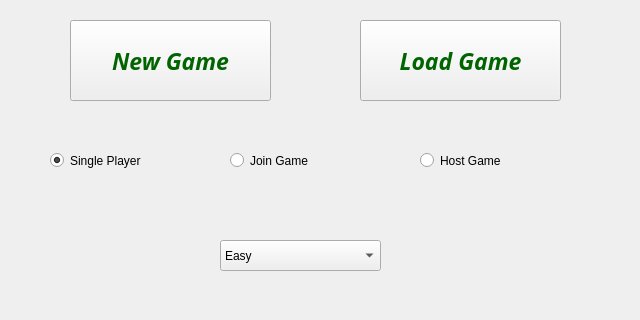
ThyberZee/earthdefense, file mainwindow.ui: the form before one commit; both pictures show x 0 to 640 and y 87 to 407 of the 640 by 700 pixel window.
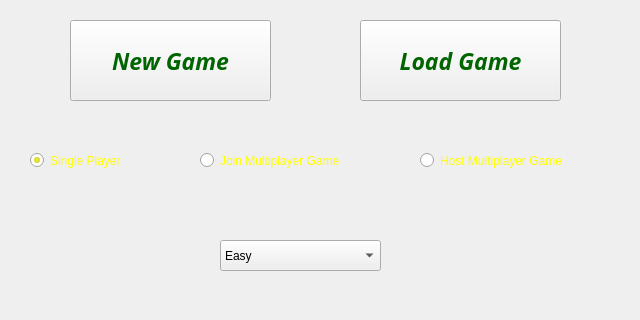
The form after the commit. Icons and pictures are not drawn.

Diff of the .ui file:
```diff
--- a/mainwindow.ui
+++ b/mainwindow.ui
@@ -91,25 +91,31 @@
    <widget class="QRadioButton" name="rbMultiplayer">
     <property name="geometry">
      <rect>
-      <x>230</x>
+      <x>200</x>
       <y>210</y>
-      <width>141</width>
+      <width>191</width>
       <height>41</height>
      </rect>
     </property>
+    <property name="styleSheet">
+     <string notr="true">color:yellow</string>
+    </property>
     <property name="text">
-     <string>Join Game</string>
+     <string>Join Multiplayer Game</string>
     </property>
    </widget>
    <widget class="QRadioButton" name="rbSinglePlayer">
     <property name="geometry">
      <rect>
-      <x>50</x>
+      <x>30</x>
       <y>210</y>
       <width>141</width>
       <height>41</height>
      </rect>
     </property>
+    <property name="styleSheet">
+     <string notr="true">color:yellow</string>
+    </property>
     <property name="text">
      <string>Single Player</string>
     </property>
@@ -122,12 +128,15 @@
      <rect>
       <x>420</x>
       <y>210</y>
-      <width>141</width>
+      <width>191</width>
       <height>41</height>
      </rect>
     </property>
+    <property name="styleSheet">
+     <string notr="true">color:yellow</string>
+    </property>
     <property name="text">
-     <string>Host Game</string>
+     <string>Host Multiplayer Game</string>
     </property>
    </widget>
    <widget class="QComboBox" name="cbDifficulty">
```
